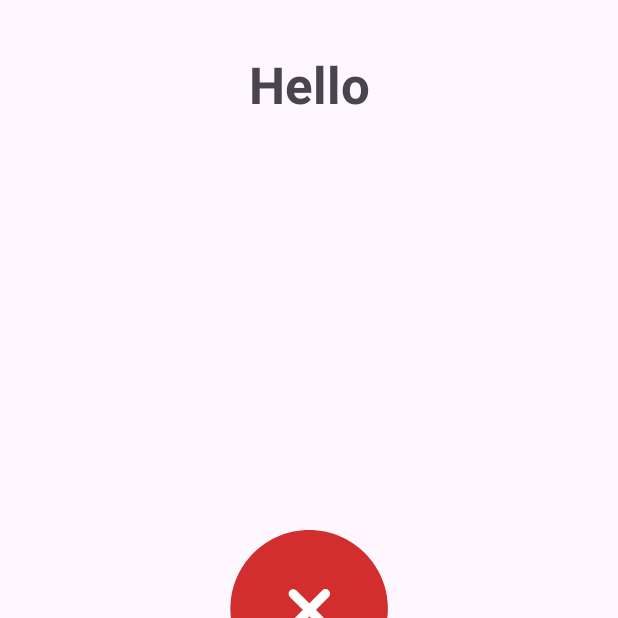
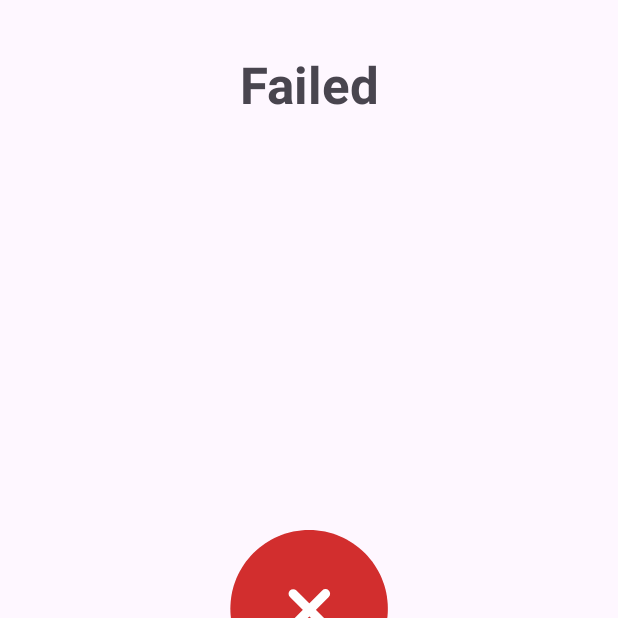
Before and after one commit to girish54321/MyQuizApp, an Android app: the DoneActivity screen opened directly, with no data from a screen before it, on a phone screen of 412 x 824 dp, the top half of it. Run offline under Robolectric (Android 15) with nearby library versions, the phone set to English and light mode, and no system bars; 3 statements that could not run were skipped.

Commit message:
push code

```diff
--- a/app/src/main/java/com/example/myquizapp/adapter/OptionsAdapter.kt
+++ b/app/src/main/java/com/example/myquizapp/adapter/OptionsAdapter.kt
@@ -9,10 +9,13 @@ import androidx.core.content.ContextCompat
 import androidx.recyclerview.widget.RecyclerView
 import com.example.myquizapp.R
 import com.example.myquizapp.const.Answers
+import com.example.myquizapp.const.QuestionList
 import com.example.myquizapp.databinding.QuizItemsBinding
+import com.example.myquizapp.modal.Results
 
 class OptionsAdapter(
     val items: MutableList<Answers>,
+    val result: Results,
     private val listener: OnItemClickLister
     ) : RecyclerView.Adapter<OptionsAdapter.ViewHolder>() {
 
@@ -57,6 +60,9 @@ class OptionsAdapter(
         } else if (!modalItem.isCorrectAnswers && modalItem.isSelected){
             holder.text.root.setBackgroundResource(R.drawable.worng_answer_view)
         }
+        if(result.correctAnswer == modalItem.title && result.completed == true){
+            holder.text.root.setBackgroundResource(R.drawable.right_answer_view)
+        }
     }
 
     override fun getItemCount(): Int {
--- a/app/src/main/java/com/example/myquizapp/const/QuestionType.kt
+++ b/app/src/main/java/com/example/myquizapp/const/QuestionType.kt
@@ -25,7 +25,8 @@ data class QuestionList(
 data class Answers (
     val title: String,
     var isSelected: Boolean = false,
-    var isCorrectAnswers: Boolean = false
+    var isCorrectAnswers: Boolean = false,
+    var correct_answer: String = ""
 )
 
 data class Difficulty (
--- a/app/src/main/java/com/example/myquizapp/modal/QuestionsBase.kt
+++ b/app/src/main/java/com/example/myquizapp/modal/QuestionsBase.kt
@@ -16,5 +16,6 @@ data class Results (
     @SerializedName("question"          ) var question         : String?           = null,
     @SerializedName("correct_answer"    ) var correctAnswer    : String?           = null,
     @SerializedName("incorrect_answers" ) var incorrectAnswers : ArrayList<String> = arrayListOf(),
+    var completed : Boolean? = null,
     var answersList: MutableList<Answers> = arrayListOf()
 ) : Serializable
--- a/app/src/main/java/com/example/myquizapp/CreateQuiz.kt
+++ b/app/src/main/java/com/example/myquizapp/screen/CreateQuiz.kt
@@ -1,4 +1,4 @@
-package com.example.myquizapp
+package com.example.myquizapp.screen
 import android.content.Context
 import android.content.Intent
 import android.os.Bundle
@@ -8,6 +8,7 @@ import android.view.inputmethod.InputMethodManager
 import android.widget.ArrayAdapter
 import androidx.appcompat.app.AppCompatActivity
 import androidx.lifecycle.lifecycleScope
+import com.example.myquizapp.R
 import com.example.myquizapp.apiClinet.trivia_categories
 import com.example.myquizapp.apiClinet.RetrofitInstance
 import com.example.myquizapp.apiClinet.TriviaCategories
--- a/app/src/main/java/com/example/myquizapp/DoneActivity.kt
+++ b/app/src/main/java/com/example/myquizapp/screen/DoneActivity.kt
@@ -1,11 +1,10 @@
-package com.example.myquizapp
+package com.example.myquizapp.screen
 
 import androidx.appcompat.app.AppCompatActivity
 import android.os.Bundle
+import com.example.myquizapp.R
 import com.example.myquizapp.databinding.ActivityDoneBinding
 import com.example.myquizapp.modal.DoneDataClass
-import com.example.myquizapp.modal.QuestionsBase
-import com.example.myquizapp.modal.Results
 
 class DoneActivity : AppCompatActivity() {
     private var binding: ActivityDoneBinding? = null
@@ -13,16 +12,17 @@ class DoneActivity : AppCompatActivity() {
         super.onCreate(savedInstanceState)
         binding = ActivityDoneBinding.inflate(layoutInflater)
         setContentView(binding?.root)
-        setUpLotteView()
 
         val data: DoneDataClass? = intent.getSerializableExtra("DONE") as DoneDataClass
         if(data != null) {
            binding?.finalScore?.text = data.finalScoreText
-            binding?.passOrFailed?.text = if(data.finalScore > 6) "Passed" else "Failed"
+            val passed = data.finalScore > 6
+            binding?.passOrFailed?.text = if(passed)"Passed" else "Failed"
+            setUpLotteView(passed)
         }
     }
 
-    private fun setUpLotteView(){
+    private fun setUpLotteView(passed: Boolean){
         binding?.lottieView?.setAnimation(R.raw.faild)
         binding?.lottieView?.loop(true)
         binding?.lottieView?.playAnimation()
--- a/app/src/main/res/layout/activity_create_quiz.xml
+++ b/app/src/main/res/layout/activity_create_quiz.xml
@@ -5,7 +5,7 @@
     android:layout_width="match_parent"
     android:layout_height="match_parent"
     android:orientation="vertical"
-    tools:context=".CreateQuiz">
+    tools:context=".screen.CreateQuiz">
     <androidx.appcompat.widget.Toolbar
         android:id="@+id/createQuizToolbar"
         app:title="@string/app_name"
--- a/app/src/main/res/layout/activity_done.xml
+++ b/app/src/main/res/layout/activity_done.xml
@@ -4,7 +4,7 @@
     xmlns:tools="http://schemas.android.com/tools"
     android:layout_width="match_parent"
     android:layout_height="match_parent"
-    tools:context=".DoneActivity">
+    tools:context=".screen.DoneActivity">
 
     <TextView
         android:id="@+id/passOrFailed"
--- a/app/src/main/res/layout/activity_quiz_screen.xml
+++ b/app/src/main/res/layout/activity_quiz_screen.xml
@@ -5,7 +5,7 @@
     android:layout_height="match_parent"
     xmlns:app="http://schemas.android.com/apk/res-auto"
     android:orientation="vertical"
-    tools:context=".QuizScreen">
+    tools:context=".screen.QuizScreen">
 
     <androidx.appcompat.widget.Toolbar
         android:id="@+id/quizScreeToolbar"
--- a/app/src/main/res/layout/quiz_items.xml
+++ b/app/src/main/res/layout/quiz_items.xml
@@ -6,5 +6,8 @@
     android:layout_height="wrap_content">
     <include
         android:id="@+id/questionOptionItem"
+        android:clickable="true"
+        android:focusable="true"
+        android:background="?attr/selectableItemBackground"
         layout="@layout/option_text_style"/>
 </androidx.appcompat.widget.LinearLayoutCompat>
```
Also changed, not shown: app/src/main/AndroidManifest.xml (+4 -4 lines), app/src/main/java/com/example/myquizapp/screen/MainActivity.kt (renamed from app/src/main/java/com/example/myquizapp/MainActivity.kt, +1 -6 lines), app/src/main/java/com/example/myquizapp/screen/QuizScreen.kt (renamed from app/src/main/java/com/example/myquizapp/QuizScreen.kt, +41 -30 lines), app/src/main/res/layout/activity_main.xml (+7 -1 lines).
